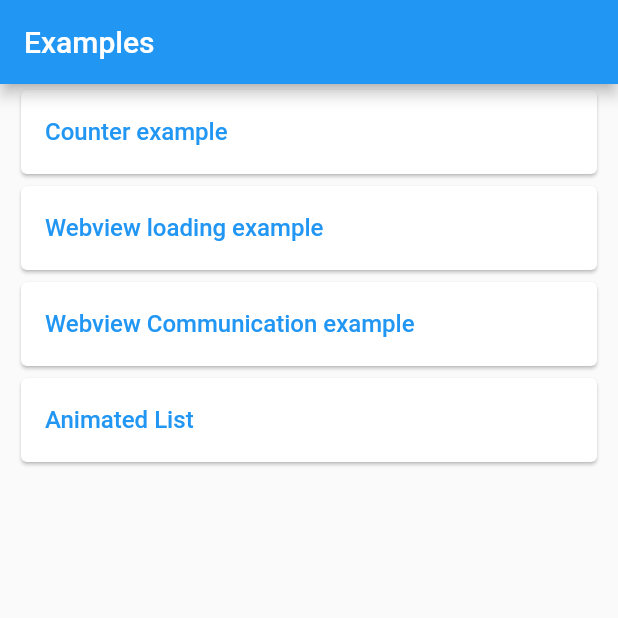
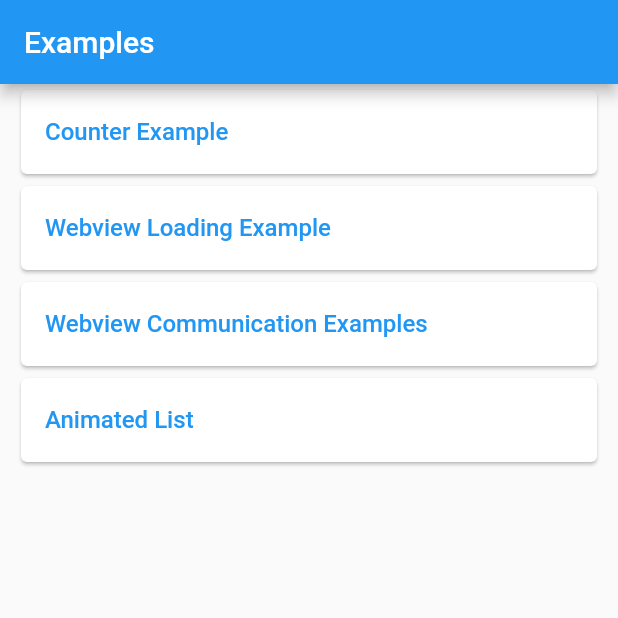
Before and after one commit to gd46/flutter-examples, a Flutter app: the screen it shows after launch, item 2 of the bottom bar chosen, on a phone screen of 412 x 824 dp, the top half of it. Run offline on Flutter 3.47's test engine with Material 2 defaults, Android fonts, the phone set to English and light mode, and no system bars; our stand-ins replace bloc, flutter_bloc, webview_flutter.

Commit message:
clean up routes and examples page

```diff
--- a/lib/main.dart
+++ b/lib/main.dart
@@ -6,6 +6,7 @@ import 'package:flutter_sample_app/pages/counter/counter_page.dart';
 import 'package:flutter_sample_app/pages/home/home_page.dart';
 import 'package:flutter_sample_app/pages/webview/webview_communication_example_page.dart';
 import 'package:flutter_sample_app/pages/webview/webview_loading_example_page.dart';
+import 'package:flutter_sample_app/shared/constants/route_constants.dart';
 
 void main() {
   runApp(MultiBlocProvider(providers: [
@@ -34,12 +35,12 @@ class MyApp extends StatelessWidget {
         primarySwatch: Colors.blue,
       ),
       routes: {
-        '/webview-loading': (BuildContext context) =>
+        Routes.webviewLoading: (BuildContext context) =>
             const WebViewLoadingExamplePage(),
-        '/webview-communication': (BuildContext context) =>
+        Routes.webviewCommunication: (BuildContext context) =>
             const WebViewCommunicationExamplePage(),
-        '/counter': (BuildContext context) => const CounterPage(),
-        '/animated-list': (BuildContext context) =>
+        Routes.counter: (BuildContext context) => const CounterPage(),
+        Routes.animatedList: (BuildContext context) =>
             const AnimatedListExamplePage()
       },
       home: const MyHomePage(),
--- /dev/null
+++ b/lib/pages/examples/examples.dart
@@ -0,0 +1,18 @@
+import 'package:flutter_sample_app/shared/constants/route_constants.dart';
+
+class ExampleCardData {
+  final String title;
+  final String route;
+
+  const ExampleCardData({required this.title, required this.route});
+}
+
+final List<ExampleCardData> examples = [
+  ExampleCardData(title: 'Counter Example', route: Routes.counter),
+  ExampleCardData(
+      title: 'Webview Loading Example', route: Routes.webviewLoading),
+  ExampleCardData(
+      title: 'Webview Communication Examples',
+      route: Routes.webviewCommunication),
+  ExampleCardData(title: 'Animated List', route: Routes.animatedList)
+];
--- a/lib/pages/examples/examples_page.dart
+++ b/lib/pages/examples/examples_page.dart
@@ -1,4 +1,5 @@
 import 'package:flutter/material.dart';
+import 'package:flutter_sample_app/pages/examples/examples.dart';
 
 class ExamplesPage extends StatefulWidget {
   const ExamplesPage({Key? key}) : super(key: key);
@@ -12,52 +13,23 @@ class _ExamplesPageState extends State<ExamplesPage> {
   Widget build(BuildContext context) {
     return Container(
       padding: const EdgeInsets.only(left: 10, right: 10),
-      child: ListView(
-        children: [
-          Card(
+      child: ListView.builder(
+          itemCount: examples.length,
+          itemBuilder: (BuildContext context, int index) {
+            ExampleCardData _exampleCardData = examples[index];
+            return Card(
               child: ListTile(
-            title: const Text(
-              'Counter example',
-              style: TextStyle(fontWeight: FontWeight.w500, color: Colors.blue),
-            ),
-            onTap: () async {
-              await Navigator.pushNamed(context, '/counter');
-            },
-          )),
-          Card(
-              child: ListTile(
-            title: const Text(
-              'Webview loading example',
-              style: TextStyle(fontWeight: FontWeight.w500, color: Colors.blue),
-            ),
-            onTap: () async {
-              await Navigator.pushNamed(context, '/webview-loading');
-            },
-          )),
-          Card(
-              child: ListTile(
-            title: const Text(
-              'Webview Communication example',
-              style: TextStyle(fontWeight: FontWeight.w500, color: Colors.blue),
-            ),
-            onTap: () async {
-              await Navigator.pushNamed(context, '/webview-communication');
-            },
-          )),
-          Card(
-            child: ListTile(
-              title: const Text(
-                'Animated List',
-                style:
-                    TextStyle(fontWeight: FontWeight.w500, color: Colors.blue),
+                title: Text(
+                  _exampleCardData.title,
+                  style: const TextStyle(
+                      fontWeight: FontWeight.w500, color: Colors.blue),
+                ),
+                onTap: () async {
+                  await Navigator.pushNamed(context, _exampleCardData.route);
+                },
               ),
-              onTap: () async {
-                await Navigator.pushNamed(context, '/animated-list');
-              },
-            ),
-          )
-        ],
-      ),
+            );
+          }),
     );
   }
 }
--- /dev/null
+++ b/lib/shared/constants/route_constants.dart
@@ -0,0 +1,6 @@
+class Routes {
+  static String webviewLoading = '/webview-loading';
+  static String webviewCommunication = '/webview-communication';
+  static String counter = '/counter';
+  static String animatedList = '/animated-list';
+}
```
